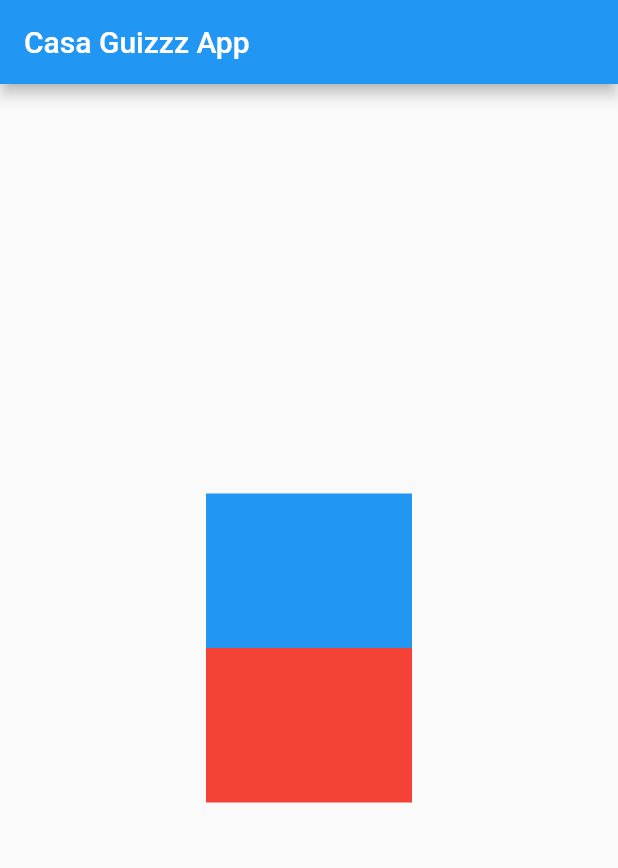
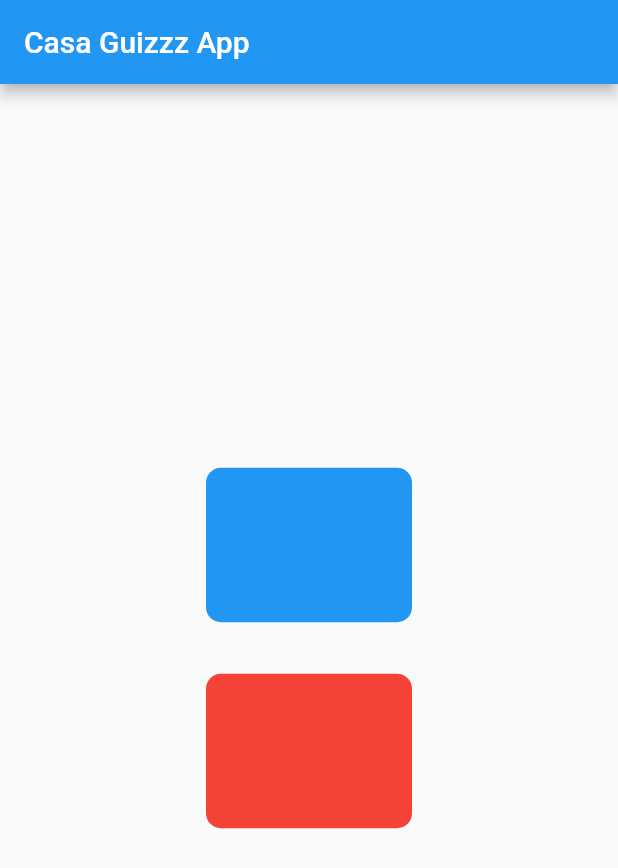
Before and after one commit to Guizzz/casa_guizzz_app, a Flutter app: the screen it shows after launch, on a phone screen of 412 x 824 dp. Shown: the top 868 px of the screen. Run offline on Flutter 3.47's test engine with Material 2 defaults, Android fonts, the phone set to English and light mode, and no system bars.

Commit message:
graphic update

```diff
--- a/lib/main.dart
+++ b/lib/main.dart
@@ -43,22 +43,38 @@ class _MyHomePageState extends State<MyHomePage> {
         child: Column(
           mainAxisAlignment: MainAxisAlignment.center,
           children: <Widget>[
+            Container(
+              width: MediaQuery.of(context).size.width,
+              height: MediaQuery.of(context).size.height/3,
+              child: Column(
+                mainAxisAlignment: MainAxisAlignment.spaceAround,
+                children: [
                   InkWell(
                     child: Container(
-                color: Colors.blue,
                       width: MediaQuery.of(context).size.width/3,
                       height: MediaQuery.of(context).size.height/8,
+                      decoration: BoxDecoration(
+                          borderRadius: new BorderRadius.circular(10.0),
+                          color: Colors.blue,
+                      ),
                     ),
                     onTap: blink,
                   ),
                   InkWell(
                     child: Container(
-                color: Colors.red,
                       width: MediaQuery.of(context).size.width/3,
                       height: MediaQuery.of(context).size.height/8,
+                      decoration: BoxDecoration(
+                        borderRadius: new BorderRadius.circular(10.0),
+                        color: Colors.red,
+                      ),
                     ),
                     onTap: endBlink,
                   ),
+                ],
+              ),
+            ),
+
             Text(risposta),
           ],
         ),
```
Also changed, not shown: lib/Decorations.dart (added, +38 -0 lines). Lines whose indentation alone changed are shown as unchanged.
